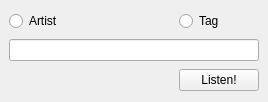
Above: trunk/GUI/radio/GUI_RadioWidget.ui from shahid334/sayonara-player before the change. Below: the same form after it.
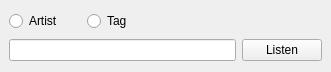
That is the form after the change.

Commit message: view library, radio more  elaborated

```diff
--- a/trunk/GUI/radio/GUI_RadioWidget.ui
+++ b/trunk/GUI/radio/GUI_RadioWidget.ui
@@ -6,16 +6,22 @@
    <rect>
     <x>0</x>
     <y>0</y>
-    <width>268</width>
-    <height>102</height>
+    <width>331</width>
+    <height>72</height>
    </rect>
   </property>
   <property name="sizePolicy">
-   <sizepolicy hsizetype="Expanding" vsizetype="Fixed">
+   <sizepolicy hsizetype="MinimumExpanding" vsizetype="Fixed">
     <horstretch>0</horstretch>
     <verstretch>0</verstretch>
    </sizepolicy>
   </property>
+  <property name="minimumSize">
+   <size>
+    <width>0</width>
+    <height>0</height>
+   </size>
+  </property>
   <property name="features">
    <set>QDockWidget::DockWidgetClosable|QDockWidget::DockWidgetVerticalTitleBar</set>
   </property>
@@ -26,10 +32,60 @@
    <string notr="true">Radio</string>
   </property>
   <widget class="QWidget" name="dockWidgetContents">
+   <property name="sizePolicy">
+    <sizepolicy hsizetype="MinimumExpanding" vsizetype="Preferred">
+     <horstretch>0</horstretch>
+     <verstretch>0</verstretch>
+    </sizepolicy>
+   </property>
    <layout class="QGridLayout" name="gridLayout">
-    <item row="1" column="0" colspan="2">
+    <item row="1" column="0" colspan="3">
      <widget class="QLineEdit" name="le_text"/>
     </item>
+    <item row="1" column="3">
+     <widget class="QPushButton" name="btn_listen">
+      <property name="minimumSize">
+       <size>
+        <width>0</width>
+        <height>0</height>
+       </size>
+      </property>
+      <property name="maximumSize">
+       <size>
+        <width>80</width>
+        <height>200</height>
+       </size>
+      </property>
+      <property name="text">
+       <string>Listen</string>
+      </property>
+      <property name="iconSize">
+       <size>
+        <width>18</width>
+        <height>18</height>
+       </size>
+      </property>
+     </widget>
+    </item>
+    <item row="0" column="3">
+     <widget class="QLabel" name="lab_lfm">
+      <property name="minimumSize">
+       <size>
+        <width>80</width>
+        <height>0</height>
+       </size>
+      </property>
+      <property name="maximumSize">
+       <size>
+        <width>80</width>
+        <height>16777215</height>
+       </size>
+      </property>
+      <property name="text">
+       <string/>
+      </property>
+     </widget>
+    </item>
     <item row="0" column="0">
      <widget class="QRadioButton" name="rb_artist">
       <property name="text">
@@ -44,26 +100,6 @@
       </property>
      </widget>
     </item>
-    <item row="3" column="1">
-     <widget class="QPushButton" name="btn_listen">
-      <property name="text">
-       <string>Listen!</string>
-      </property>
-     </widget>
-    </item>
-    <item row="3" column="0">
-     <spacer name="horizontalSpacer">
-      <property name="orientation">
-       <enum>Qt::Horizontal</enum>
-      </property>
-      <property name="sizeHint" stdset="0">
-       <size>
-        <width>40</width>
-        <height>20</height>
-       </size>
-      </property>
-     </spacer>
-    </item>
    </layout>
   </widget>
  </widget>
```
The commit also changes 17 other files.
